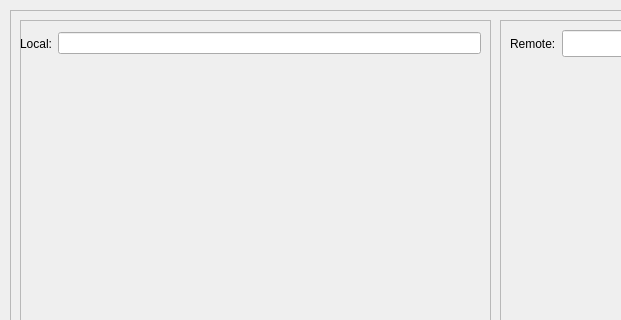
Before: the Qt Designer form Client/helicalsftpdialog.ui in clockworkengineer/Helical, drawn with Qt 5; both pictures show x 0 to 621 and y 0 to 320 of the 1000 by 670 pixel window.
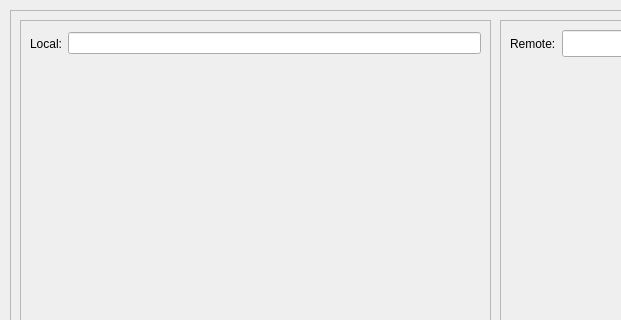
After: the same form once the commit is applied.

```diff
--- a/Client/helicalsftpdialog.ui
+++ b/Client/helicalsftpdialog.ui
@@ -92,9 +92,9 @@
     <widget class="QWidget" name="layoutWidget">
      <property name="geometry">
       <rect>
-       <x>0</x>
+       <x>10</x>
        <y>10</y>
-       <width>461</width>
+       <width>451</width>
        <height>27</height>
       </rect>
      </property>
@@ -117,7 +117,7 @@
        <x>0</x>
        <y>40</y>
        <width>471</width>
-       <height>461</height>
+       <height>481</height>
       </rect>
      </property>
      <property name="frameShape">
@@ -178,10 +178,10 @@
     <widget class="QFrame" name="remoteFileViewsFrame">
      <property name="geometry">
       <rect>
-       <x>10</x>
+       <x>0</x>
        <y>40</y>
-       <width>461</width>
-       <height>471</height>
+       <width>481</width>
+       <height>481</height>
       </rect>
      </property>
      <property name="frameShape">
```
Left out of the diff: 2 changed lines with no effect on the pictures.
